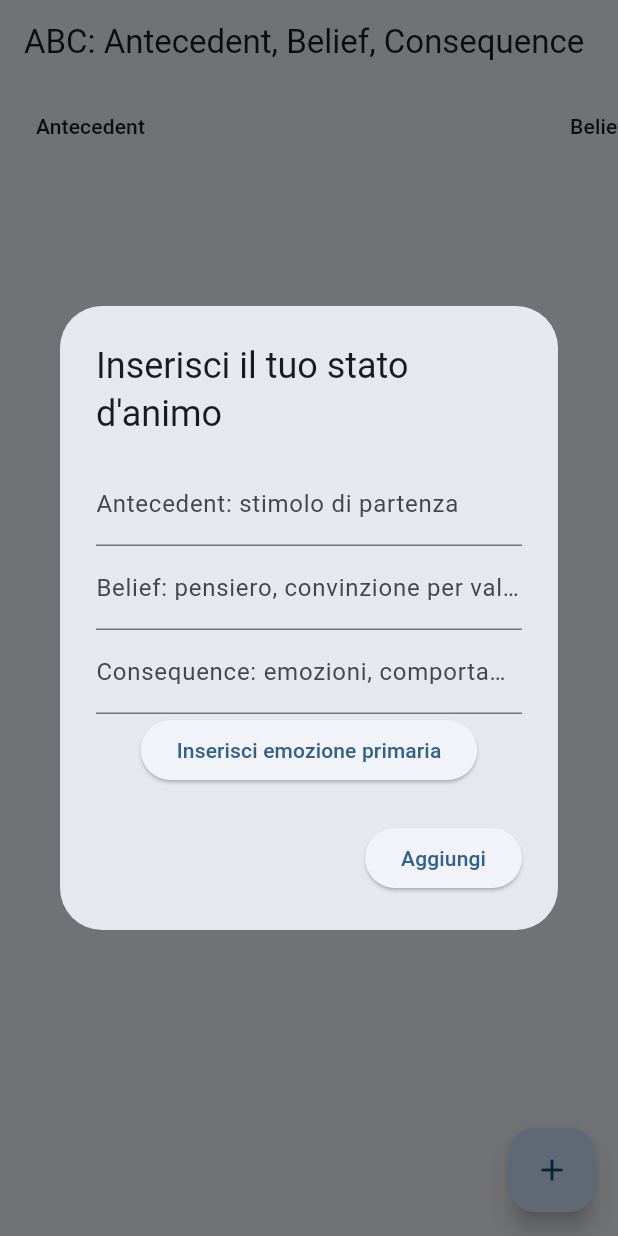
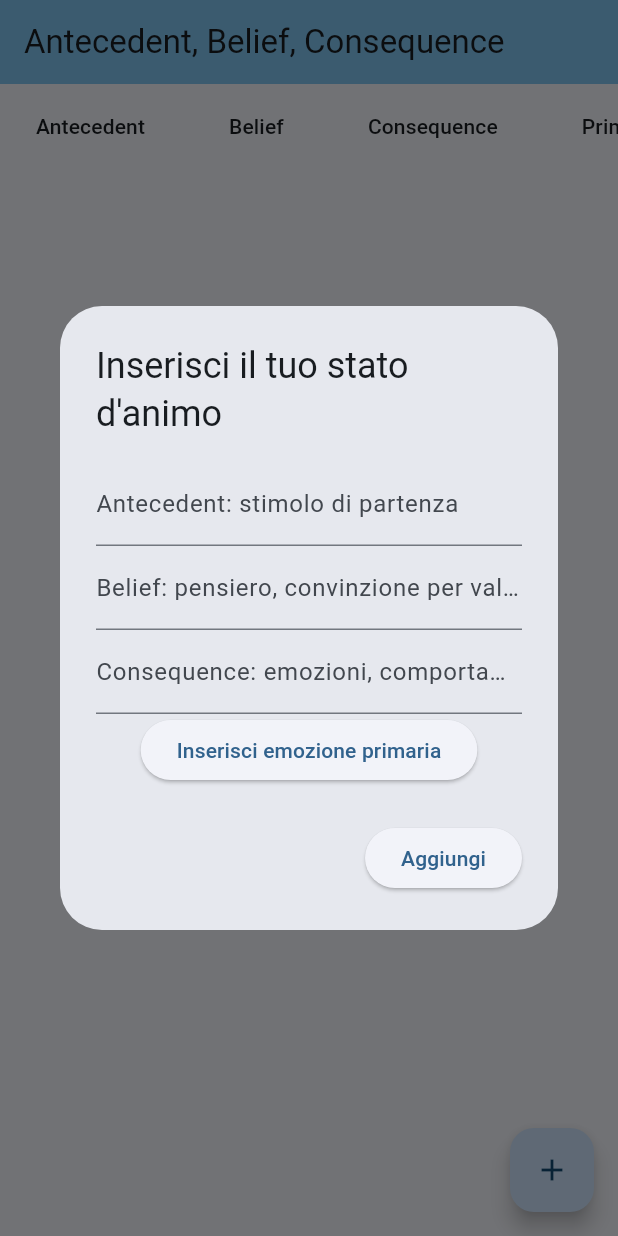
Before and after one commit to GiuliaGhisolfi/antecedent_belief_consequences, a Flutter app: the screen it shows after launch, after a tap on the "add" icon, on a phone screen of 412 x 824 dp. Run offline on Flutter 3.47's test engine with Material 2 defaults, Android fonts, the phone set to English and light mode, and no system bars; our stand-ins replace shared_preferences.

Commit message:
fix _showDialog

```diff
--- a/lib/main.dart
+++ b/lib/main.dart
@@ -1,3 +1,5 @@
+import 'dart:math';
+
 import 'package:flutter/material.dart';
 import 'package:shared_preferences/shared_preferences.dart';
 
@@ -470,10 +472,12 @@ class _MyHomePageState extends State<MyHomePage> {
           actions: [
             ElevatedButton(
               onPressed: () {
+                if (selectedEmotions.isNotEmpty) {
                   setState(() {
                       selectedEmotion = selectedEmotions[0];
                       selectedSecondaryEmotion = selectedEmotions[1];
                     });
+                }
                 _addLine(antecedent, belief, consequence, selectedEmotion, selectedSecondaryEmotion);
                 _saveTableState(rows.map((row) => [row.antecedent, row.belief, row.consequence, row.emotion.toString(), row.secondaryEmotion.toString()]).toList());
                 Navigator.of(context).pop();
@@ -507,25 +511,27 @@ class _MyHomePageState extends State<MyHomePage> {
   Widget build(BuildContext context) {
     return Scaffold(
       appBar: AppBar(
-        title: const Text('ABC: Antecedent, Belief, Consequence'),
+        title: const Text('Antecedent, Belief, Consequence', textWidthBasis: TextWidthBasis.longestLine),
+        backgroundColor: const Color.fromARGB(255, 129, 199, 243),
       ),
       body: SingleChildScrollView(
+        scrollDirection: Axis.horizontal,
         child: DataTable(
           columns: const <DataColumn>[
-            DataColumn(label: SizedBox(width: 300, child: Text('Antecedent')), tooltip: 'stimolo di partenza'),
-            DataColumn(label: SizedBox(width: 300, child: Text('Belief')), tooltip: 'pensiero, convinzione per valutare lo stimolo di partenza'),
-            DataColumn(label: SizedBox(width: 300, child: Text('Consequence')), tooltip: 'emozioni, comportamenti, reazioni'),
-            DataColumn(label: SizedBox(width: 200, child: Text('Primary emotion')), tooltip: 'emozione primaria'),
-            DataColumn(label: SizedBox(width: 200, child: Text('Secondary emotion')), tooltip: 'emozione secondaria'),
+            DataColumn(label: Text('Antecedent'), tooltip: 'stimolo di partenza'),
+            DataColumn(label: Text('Belief'), tooltip: 'pensiero, convinzione per valutare lo stimolo di partenza'),
+            DataColumn(label: Text('Consequence'), tooltip: 'emozioni, comportamenti, reazioni'),
+            DataColumn(label: Text('Primary emotion'), tooltip: 'emozione primaria'),
+            DataColumn(label: Text('Secondary emotion'), tooltip: 'emozione secondaria'),
           ],
           rows: rows.map((row) {
             return DataRow(
               cells: [
-                DataCell(SizedBox(width: 300, child: Text(row.antecedent))),
-                DataCell(SizedBox(width: 300, child: Text(row.belief))),
-                DataCell(SizedBox(width: 300, child: Text(row.consequence))),
-                DataCell(SizedBox(width: 200, child: Text(row.emotion.toString()))),
-                DataCell(SizedBox(width: 200, child: Text(row.secondaryEmotion.toString()))),
+                DataCell(Text(row.antecedent)),
+                DataCell(Text(row.belief)),
+                DataCell(Text(row.consequence)),
+                DataCell(Text(row.emotion.toString())),
+                DataCell(Text(row.secondaryEmotion.toString())),
               ],
             );
           }).toList(),
```
Lines whose indentation alone changed are shown as unchanged.
